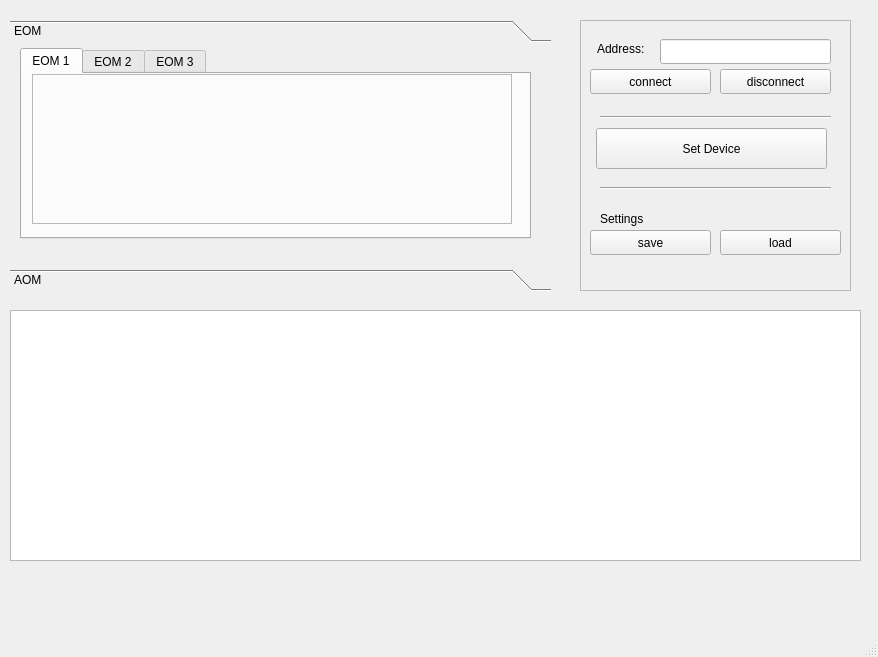
Old version of the form src/GUI client/mainwindow.ui in the repository senkolab/pll-evalboard-synthesizer.
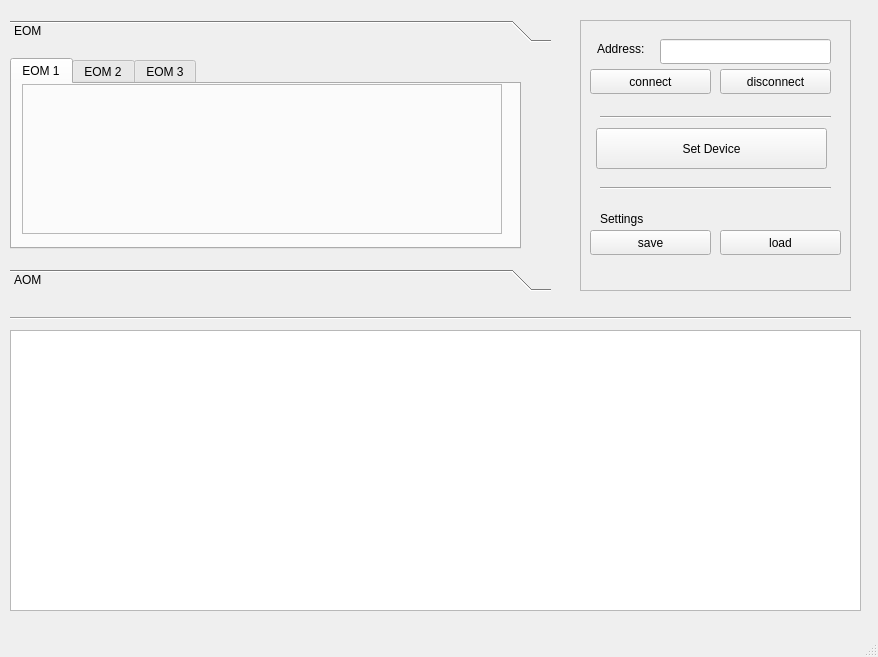
New version of the form. The open tabs and pages were chosen to show the change. Custom widgets are drawn as their Qt base class.

```diff
--- a/src/GUI client/mainwindow.ui
+++ b/src/GUI client/mainwindow.ui
@@ -41,8 +41,8 @@
      <widget class="QTabWidget" name="tabWidget">
       <property name="geometry">
        <rect>
-        <x>10</x>
-        <y>0</y>
+        <x>0</x>
+        <y>10</y>
         <width>511</width>
         <height>191</height>
        </rect>
@@ -391,12 +391,25 @@
     <property name="geometry">
      <rect>
       <x>10</x>
-      <y>310</y>
+      <y>330</y>
       <width>851</width>
-      <height>251</height>
+      <height>281</height>
      </rect>
     </property>
    </widget>
+   <widget class="Line" name="line_3">
+    <property name="geometry">
+     <rect>
+      <x>10</x>
+      <y>310</y>
+      <width>841</width>
+      <height>16</height>
+     </rect>
+    </property>
+    <property name="orientation">
+     <enum>Qt::Horizontal</enum>
+    </property>
+   </widget>
   </widget>
   <widget class="QMenuBar" name="menubar">
    <property name="geometry">
```
Left out of the diff: 6 changed lines with no effect on the pictures.
